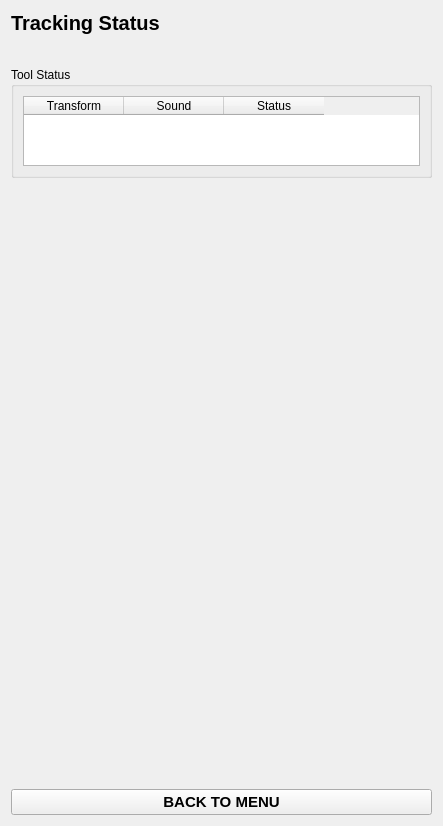
This is Modules/ToolTrackingStatus/Resources/UI/ToolTrackingStatus.ui in EBATINCA/TrainUS as Qt 5 draws it before an edit. The edited form follows.
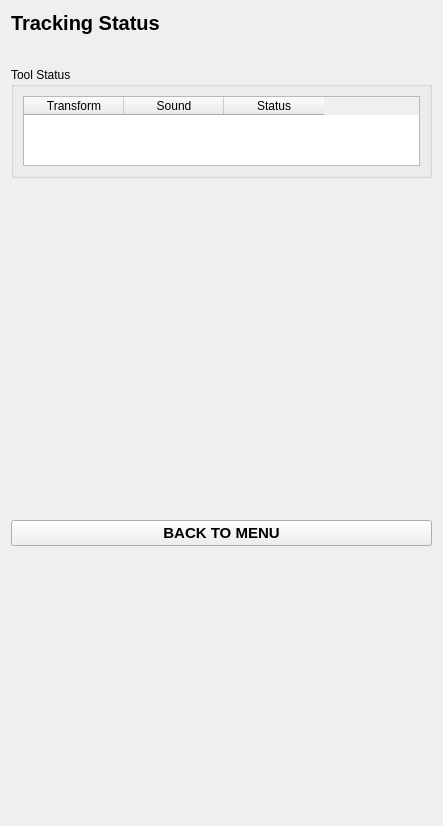
This is the edited form. Custom widgets are drawn as their Qt base class.

```diff
--- a/Modules/ToolTrackingStatus/Resources/UI/ToolTrackingStatus.ui
+++ b/Modules/ToolTrackingStatus/Resources/UI/ToolTrackingStatus.ui
@@ -104,6 +104,19 @@
      </property>
     </widget>
    </item>
+   <item>
+    <spacer name="verticalSpacer_2">
+     <property name="orientation">
+      <enum>Qt::Vertical</enum>
+     </property>
+     <property name="sizeHint" stdset="0">
+      <size>
+       <width>20</width>
+       <height>40</height>
+      </size>
+     </property>
+    </spacer>
+   </item>
   </layout>
  </widget>
  <customwidgets>
```
